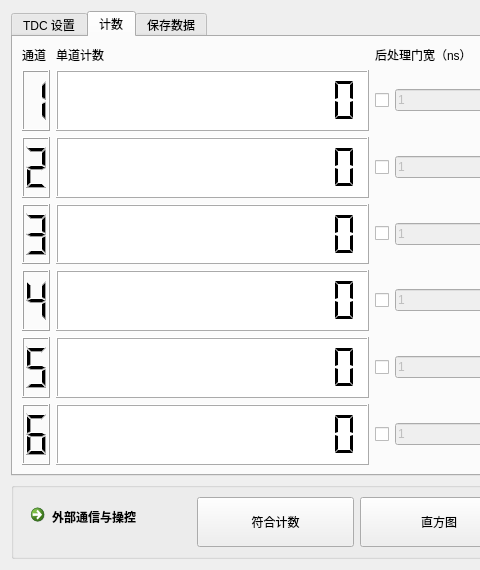
Old version of the form ui/widget.ui in the repository WhiteChimney/TDC-counter; both pictures show x 0 to 480 and y 0 to 570 of the 744 by 570 pixel window.
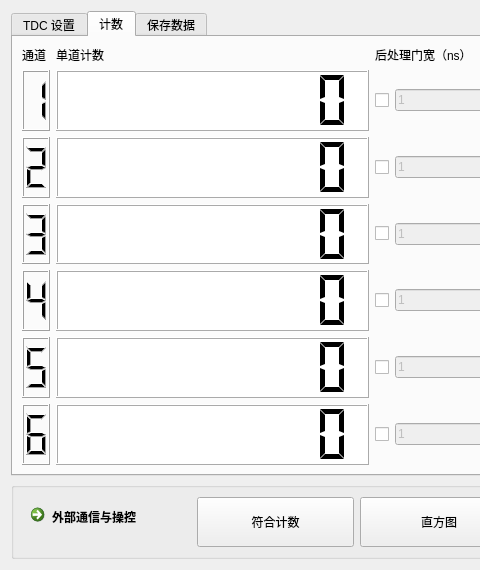
New version of the form. The open tabs and pages were chosen to show the change.

What changed in the file:
```diff
--- a/ui/widget.ui
+++ b/ui/widget.ui
@@ -7,7 +7,7 @@
     <x>0</x>
     <y>0</y>
     <width>744</width>
-    <height>511</height>
+    <height>549</height>
    </rect>
   </property>
   <property name="windowTitle">
@@ -673,7 +673,7 @@
             <string notr="true">background-color: rgb(255, 255, 255);</string>
            </property>
            <property name="digitCount">
-            <number>13</number>
+            <number>9</number>
            </property>
            <property name="segmentStyle">
             <enum>QLCDNumber::Flat</enum>
@@ -695,7 +695,7 @@
             <string notr="true">background-color: rgb(255, 255, 255);</string>
            </property>
            <property name="digitCount">
-            <number>13</number>
+            <number>9</number>
            </property>
            <property name="segmentStyle">
             <enum>QLCDNumber::Flat</enum>
@@ -848,7 +848,7 @@
             <string notr="true">background-color: rgb(255, 255, 255);</string>
            </property>
            <property name="digitCount">
-            <number>13</number>
+            <number>9</number>
            </property>
            <property name="segmentStyle">
             <enum>QLCDNumber::Flat</enum>
@@ -873,7 +873,7 @@
             <string notr="true">background-color: rgb(255, 255, 255);</string>
            </property>
            <property name="digitCount">
-            <number>13</number>
+            <number>9</number>
            </property>
            <property name="mode">
             <enum>QLCDNumber::Dec</enum>
@@ -905,7 +905,7 @@
             <string notr="true">background-color: rgb(255, 255, 255);</string>
            </property>
            <property name="digitCount">
-            <number>13</number>
+            <number>9</number>
            </property>
            <property name="segmentStyle">
             <enum>QLCDNumber::Flat</enum>
@@ -982,7 +982,7 @@
             <string notr="true">background-color: rgb(255, 255, 255);</string>
            </property>
            <property name="digitCount">
-            <number>13</number>
+            <number>9</number>
            </property>
            <property name="segmentStyle">
             <enum>QLCDNumber::Flat</enum>
```
Left out of the diff: 2 changed lines with no effect on the pictures.
